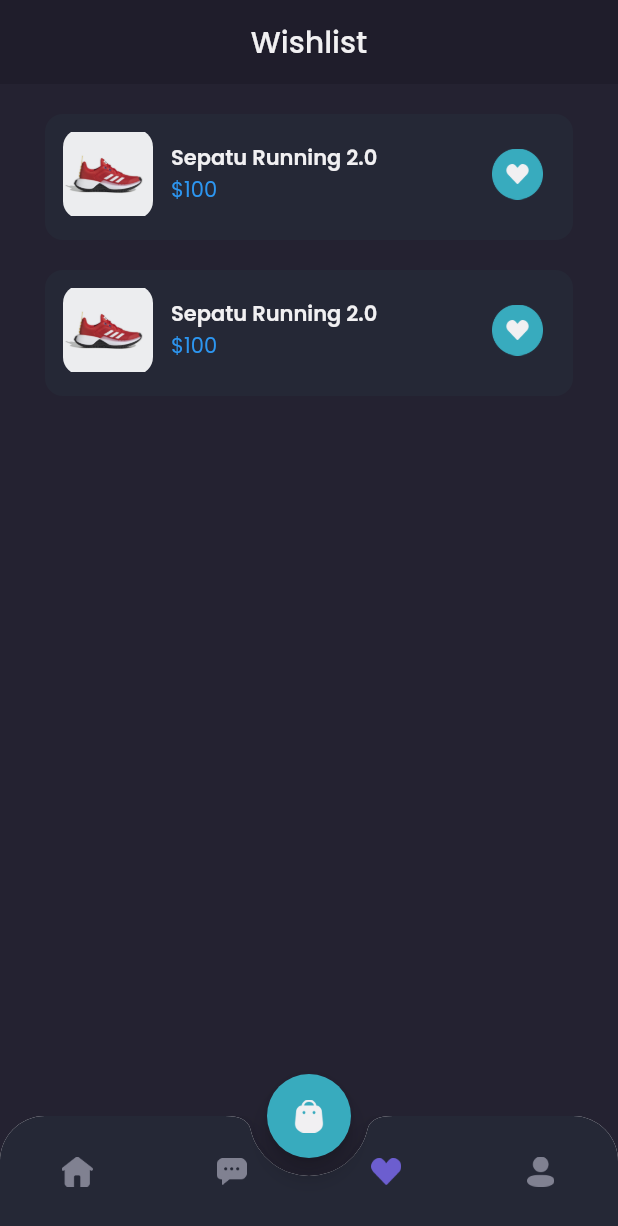
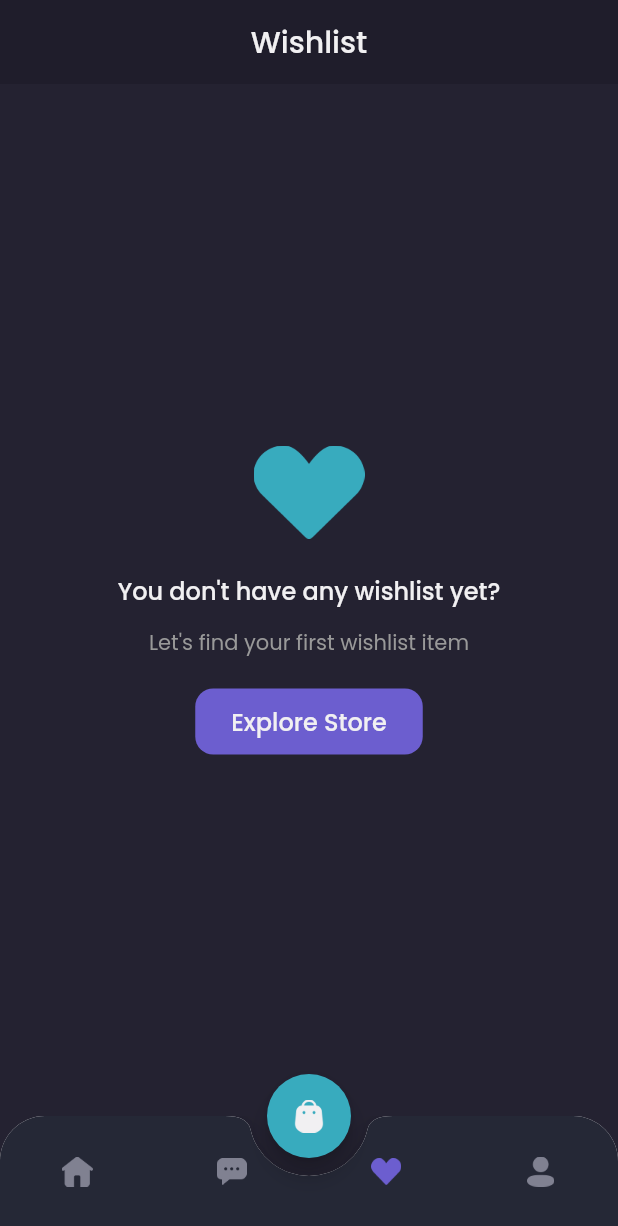
Before and after one commit to nipengg/Shamqq-frontend, a Flutter app: the MainPage screen opened by its route, item 3 of the bottom bar chosen, on a phone screen of 412 x 824 dp. Shown: the top 1226 px of the screen. Run offline on Flutter 3.47's test engine with Material 2 defaults, Android fonts, the phone set to English and light mode, and no system bars; our stand-ins replace carousel_slider, google_fonts; accounts and stored records are empty; network calls fail.

Commit message:
add wishlist provider

```diff
--- a/lib/main.dart
+++ b/lib/main.dart
@@ -2,6 +2,7 @@ import 'package:flutter/material.dart';
 import 'package:provider/provider.dart';
 import 'package:shamqq_frontend/providers/auth_provider.dart';
 import 'package:shamqq_frontend/providers/product_provider.dart';
+import 'package:shamqq_frontend/providers/wishlist_provider.dart';
 import 'package:shamqq_frontend/screens/cart_page.dart';
 import 'package:shamqq_frontend/screens/checkout_page.dart';
 import 'package:shamqq_frontend/screens/checkout_success.dart';
@@ -22,6 +23,7 @@ class MyApp extends StatelessWidget {
       providers: [
         ChangeNotifierProvider(create: (context) => AuthProvider(),),
         ChangeNotifierProvider(create: (context) => ProductProvider(),),
+        ChangeNotifierProvider(create: (context) => WishlistProvider(),),
       ],
       child: MaterialApp(
         debugShowCheckedModeBanner: false,
--- /dev/null
+++ b/lib/providers/wishlist_provider.dart
@@ -0,0 +1,32 @@
+import 'package:flutter/cupertino.dart';
+import 'package:shamqq_frontend/models/product_model.dart';
+
+class WishlistProvider with ChangeNotifier{
+  List<ProductModel> _wishlist = [];
+
+  List<ProductModel> get wishlist => _wishlist;
+
+  set wishlist(List<ProductModel> wishlist){
+    _wishlist = wishlist;
+    notifyListeners();
+  }
+
+  setProduct(ProductModel product){
+    if (!isWishlist(product)) {
+      _wishlist.add(product);
+    }
+    else{
+      _wishlist.removeWhere((element) => element.id == product.id);
+    }
+    notifyListeners();
+  }
+
+  isWishlist(ProductModel product){
+    if (_wishlist.indexWhere((element) => element.id == product.id) == -1) {
+      return false;
+    }
+    else{
+      return true;
+    }
+  }
+}
--- a/lib/screens/home/wishlist_page.dart
+++ b/lib/screens/home/wishlist_page.dart
@@ -1,10 +1,14 @@
 import 'package:flutter/material.dart';
+import 'package:provider/provider.dart';
+import 'package:shamqq_frontend/providers/wishlist_provider.dart';
 import 'package:shamqq_frontend/theme.dart';
 import 'package:shamqq_frontend/widgets/wishlist_card.dart';
 
 class WishlistPage extends StatelessWidget {
   @override
   Widget build(BuildContext context) {
+
+    WishlistProvider wishlistProvider = Provider.of<WishlistProvider>(context);
 
     Widget header(){
       return AppBar(
@@ -22,10 +26,7 @@ class WishlistPage extends StatelessWidget {
           color: background3,
           child: ListView(
             padding: EdgeInsets.symmetric(horizontal: defaultMargin),
-            children: [
-              WishlistCard(),
-              WishlistCard(),
-            ],
+            children: wishlistProvider.wishlist.map((product) => WishlistCard(product)).toList(),
           ),
         ),
       );
@@ -68,8 +69,7 @@ class WishlistPage extends StatelessWidget {
     return Column(
       children: [
         header(),
-        content(),
-        // emptyWishlist(),
+        wishlistProvider.wishlist.length == 0 ? emptyWishlist() : content(),
       ],
     );
   }
--- a/lib/widgets/wishlist_card.dart
+++ b/lib/widgets/wishlist_card.dart
@@ -1,9 +1,19 @@
 import 'package:flutter/material.dart';
+import 'package:provider/provider.dart';
+import 'package:shamqq_frontend/models/product_model.dart';
+import 'package:shamqq_frontend/providers/wishlist_provider.dart';
 import 'package:shamqq_frontend/theme.dart';
 
 class WishlistCard extends StatelessWidget {
+
+  final ProductModel product;
+  WishlistCard(this.product);
+
   @override
   Widget build(BuildContext context) {
+
+    WishlistProvider wishlistProvider = Provider.of<WishlistProvider>(context);
+
     return Container(
       margin: EdgeInsets.only(top: 20),
       padding: EdgeInsets.only(top: 10, left: 12, bottom: 14, right: 20),
@@ -15,19 +25,24 @@ class WishlistCard extends StatelessWidget {
         children: [
           ClipRRect(
             borderRadius: BorderRadius.circular(12),
-            child: Image.asset('assets/Sepatu_running.png', width: 60, height: 60,)
+            child: Image.network(product.galleries[0].url, width: 60, height: 60,)
           ),
           SizedBox(width: 12,),
           Expanded(
             child: Column(
               crossAxisAlignment: CrossAxisAlignment.start,
               children: [
-                Text('Sepatu Running 2.0', style: primaryTextStyle.copyWith(fontSize: 14, fontWeight: semiBold),),
-                Text('\$100', style: priceTextStyle.copyWith(fontSize: 14),),
+                Text(product.name, style: primaryTextStyle.copyWith(fontSize: 14, fontWeight: semiBold),),
+                Text('\$${product.price}', style: priceTextStyle.copyWith(fontSize: 14),),
               ],
             ),
           ),
-          Image.asset('assets/button_wishlist_active.png', width: 34, height: 34,),
+          GestureDetector(
+            onTap: () {
+              wishlistProvider.setProduct(product);
+            },
+            child: Image.asset('assets/button_wishlist_active.png', width: 34, height: 34,)
+          ),
         ],
       ),
     );
```
Also changed, not shown: lib/screens/product_page.dart (+8 -6 lines).
